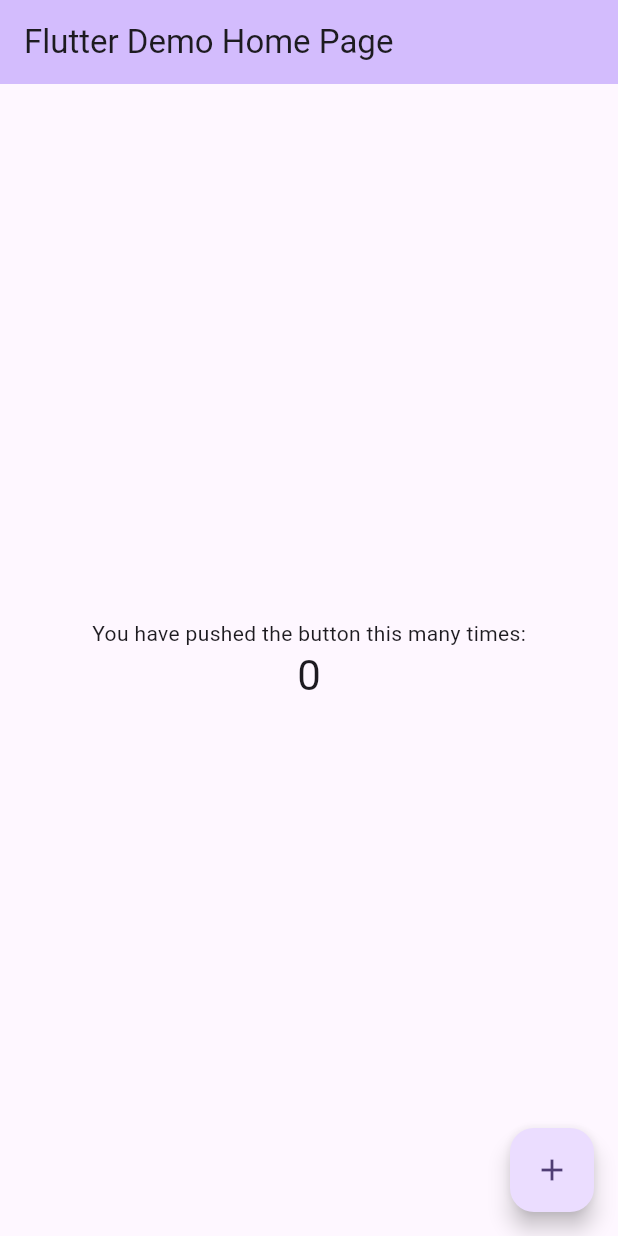
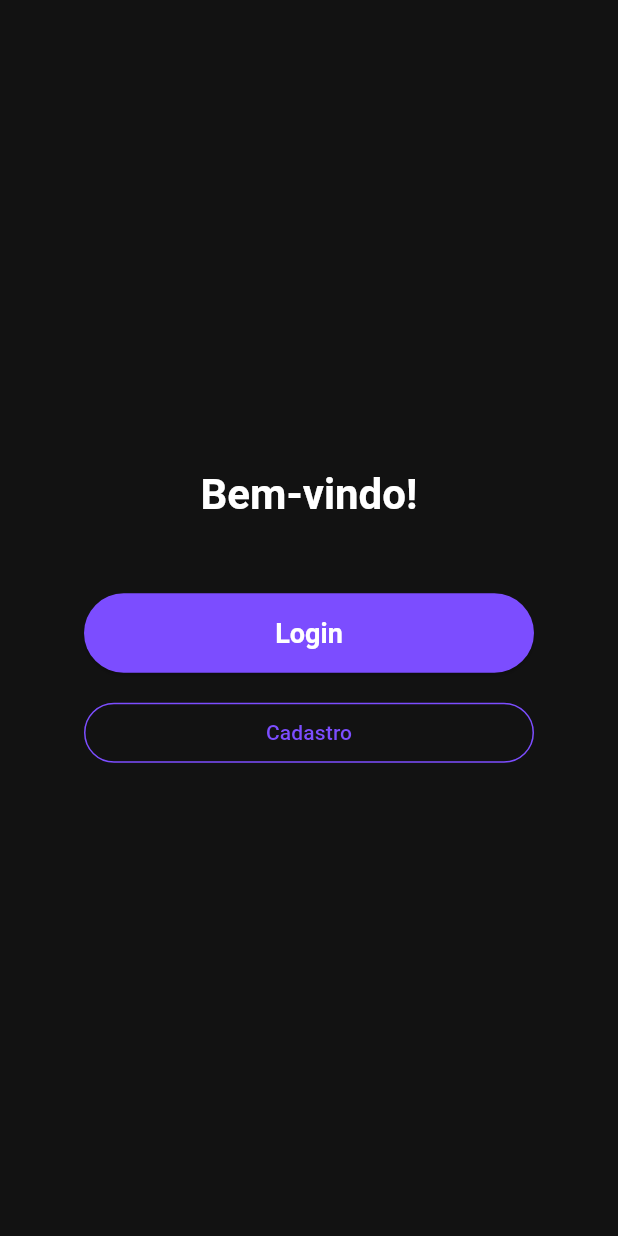
Before and after one commit to OliverMiyarUgarte/MagaluCloudHackaton2025, a Flutter app: the screen it shows after launch, on a phone screen of 412 x 824 dp. Run offline on Flutter 3.47's test engine with Material 3 defaults, Android fonts, the phone set to English and light mode, and no system bars.

Commit message:
add Tela de Login & Cadastro

```diff
--- a/Flutter/lib/main.dart
+++ b/Flutter/lib/main.dart
@@ -11,55 +11,227 @@ class MyApp extends StatelessWidget {
   Widget build(BuildContext context) {
     return MaterialApp(
       title: 'Flutter Demo',
-      theme: ThemeData(
-        colorScheme: ColorScheme.fromSeed(seedColor: Colors.deepPurple),
+      theme: ThemeData.dark().copyWith(
+        colorScheme: ColorScheme.dark(
+          primary: Colors.deepPurpleAccent,
+          secondary: Colors.purpleAccent,
+          background: const Color(0xFF121212),
+        ),
+        scaffoldBackgroundColor: const Color(0xFF121212),
+        elevatedButtonTheme: ElevatedButtonThemeData(
+          style: ElevatedButton.styleFrom(
+            backgroundColor: Colors.deepPurpleAccent,
+            padding: const EdgeInsets.symmetric(vertical: 16),
+            textStyle: const TextStyle(fontSize: 18, fontWeight: FontWeight.bold),
+          ),
+        ),
       ),
-      home: const MyHomePage(title: 'Flutter Demo Home Page'),
+      home: const HomePage(),
     );
   }
 }
 
-class MyHomePage extends StatefulWidget {
-  const MyHomePage({super.key, required this.title});
-
-  final String title;
+class HomePage extends StatelessWidget {
+  const HomePage({super.key});
 
   @override
-  State<MyHomePage> createState() => _MyHomePageState();
+  Widget build(BuildContext context) {
+    return Scaffold(
+      body: Center(
+        child: Column(
+          mainAxisSize: MainAxisSize.min,
+          children: [
+            Text(
+              'Bem-vindo!',
+              style: Theme.of(context).textTheme.headlineMedium?.copyWith(
+                    color: Colors.white,
+                    fontWeight: FontWeight.bold,
+                  ),
+            ),
+            const SizedBox(height: 48),
+            SizedBox(
+              width: 300, // largura fixa dos botões
+              child: ElevatedButton(
+                onPressed: () {
+                  Navigator.push(
+                    context,
+                    MaterialPageRoute(builder: (_) => const LoginPage()),
+                  );
+                },
+                child: const Text('Login', style: TextStyle(color: Colors.white)),
+              ),
+            ),
+            const SizedBox(height: 16),
+            SizedBox(
+              width: 300,
+              child: OutlinedButton(
+                onPressed: () {
+                  Navigator.push(
+                    context,
+                    MaterialPageRoute(builder: (_) => const RegisterPage()),
+                  );
+                },
+                style: OutlinedButton.styleFrom(
+                  side: const BorderSide(color: Colors.deepPurpleAccent),
+                ),
+                child: const Text(
+                  'Cadastro',
+                  style: TextStyle(color: Colors.deepPurpleAccent),
+                ),
+              ),
+            ),
+          ],
+        ),
+      ),
+    );
+  }
 }
 
-class _MyHomePageState extends State<MyHomePage> {
-  int _counter = 0;
+class LoginPage extends StatefulWidget {
+  const LoginPage({super.key});
 
-  void _incrementCounter() {
-    setState(() {
-      _counter++;
-    });
+  @override
+  State<LoginPage> createState() => _LoginPageState();
+}
+
+class _LoginPageState extends State<LoginPage> {
+  final TextEditingController _emailController = TextEditingController();
+  final TextEditingController _passwordController = TextEditingController();
+
+  void _login() {
+    String email = _emailController.text;
+    String password = _passwordController.text;
+
+    showDialog(
+      context: context,
+      builder: (context) => AlertDialog(
+        title: const Text('Login Info'),
+        content: Text('Email: $email\nPassword: $password'),
+        actions: [
+          TextButton(
+            onPressed: () => Navigator.pop(context),
+            child: const Text('OK'),
+          )
+        ],
+      ),
+    );
   }
 
   @override
   Widget build(BuildContext context) {
     return Scaffold(
-      appBar: AppBar(
-        backgroundColor: Theme.of(context).colorScheme.inversePrimary,
-        title: Text(widget.title),
-      ),
+      appBar: AppBar(title: const Text('Login')),
       body: Center(
         child: Column(
-          mainAxisAlignment: MainAxisAlignment.center,
-          children: <Widget>[
-            const Text('You have pushed the button this many times:'),
-            Text(
-              '$_counter',
-              style: Theme.of(context).textTheme.headlineMedium,
+          mainAxisSize: MainAxisSize.min,
+          children: [
+            SizedBox(
+              width: 300,
+              child: TextField(
+                controller: _emailController,
+                decoration: const InputDecoration(
+                  border: OutlineInputBorder(),
+                  labelText: 'Email',
+                ),
+              ),
+            ),
+            const SizedBox(height: 16),
+            SizedBox(
+              width: 300,
+              child: TextField(
+                controller: _passwordController,
+                obscureText: true,
+                decoration: const InputDecoration(
+                  border: OutlineInputBorder(),
+                  labelText: 'Senha',
+                ),
+              ),
+            ),
+            const SizedBox(height: 24),
+            SizedBox(
+              width: 300,
+              child: ElevatedButton(
+                onPressed: _login,
+                child: const Text('Login', style: TextStyle(color: Colors.white)),
+              ),
             ),
           ],
         ),
       ),
-      floatingActionButton: FloatingActionButton(
-        onPressed: _incrementCounter,
-        tooltip: 'Increment',
-        child: const Icon(Icons.add),
+    );
+  }
+}
+
+class RegisterPage extends StatefulWidget {
+  const RegisterPage({super.key});
+
+  @override
+  State<RegisterPage> createState() => _RegisterPageState();
+}
+
+class _RegisterPageState extends State<RegisterPage> {
+  final TextEditingController _emailController = TextEditingController();
+  final TextEditingController _passwordController = TextEditingController();
+
+  void _register() {
+    String email = _emailController.text;
+    String password = _passwordController.text;
+
+    showDialog(
+      context: context,
+      builder: (context) => AlertDialog(
+        title: const Text('Cadastro Info'),
+        content: Text('Email: $email\nPassword: $password'),
+        actions: [
+          TextButton(
+            onPressed: () => Navigator.pop(context),
+            child: const Text('OK'),
+          )
+        ],
+      ),
+    );
+  }
+
+  @override
+  Widget build(BuildContext context) {
+    return Scaffold(
+      appBar: AppBar(title: const Text('Cadastro')),
+      body: Center(
+        child: Column(
+          mainAxisSize: MainAxisSize.min,
+          children: [
+            SizedBox(
+              width: 300,
+              child: TextField(
+                controller: _emailController,
+                decoration: const InputDecoration(
+                  border: OutlineInputBorder(),
+                  labelText: 'Email',
+                ),
+              ),
+            ),
+            const SizedBox(height: 16),
+            SizedBox(
+              width: 300,
+              child: TextField(
+                controller: _passwordController,
+                obscureText: true,
+                decoration: const InputDecoration(
+                  border: OutlineInputBorder(),
+                  labelText: 'Senha',
+                ),
+              ),
+            ),
+            const SizedBox(height: 24),
+            SizedBox(
+              width: 300,
+              child: ElevatedButton(
+                onPressed: _register,
+                child: const Text('Cadastrar', style: TextStyle(color: Colors.white)),
+              ),
+            ),
+          ],
+        ),
       ),
     );
   }
```
